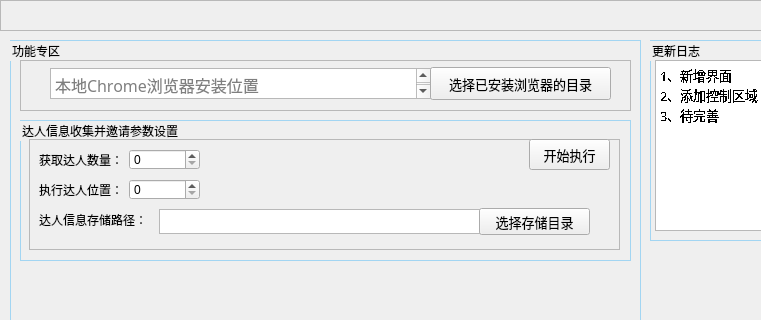
LiuYgG/douyin_i, file main_ui.ui: the form before one commit; both pictures show x 0 to 761 and y 0 to 320 of the 1251 by 896 pixel window.
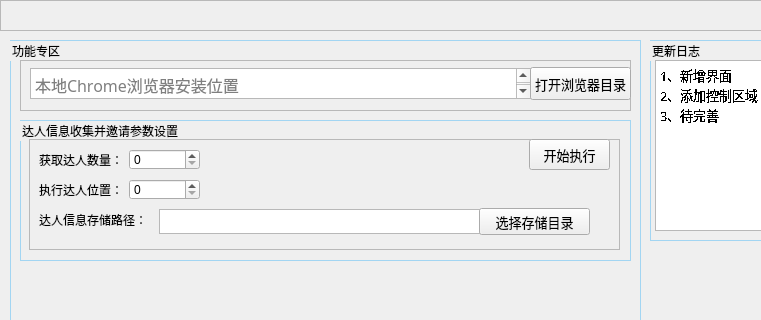
The form after the commit.

Diff of the .ui file:
```diff
--- a/main_ui.ui
+++ b/main_ui.ui
@@ -160,9 +160,9 @@
       </property>
       <property name="geometry">
        <rect>
-        <x>30</x>
+        <x>10</x>
         <y>8</y>
-        <width>381</width>
+        <width>501</width>
         <height>31</height>
        </rect>
       </property>
@@ -198,9 +198,9 @@
      <widget class="QPushButton" name="Choose_browser_path">
       <property name="geometry">
        <rect>
-        <x>410</x>
+        <x>510</x>
         <y>7</y>
-        <width>181</width>
+        <width>101</width>
         <height>33</height>
        </rect>
       </property>
@@ -214,7 +214,7 @@
        <string notr="true"/>
       </property>
       <property name="text">
-       <string>选择已安装浏览器的目录</string>
+       <string>打开浏览器目录</string>
       </property>
      </widget>
     </widget>
```
Left out of the diff: 188 changed lines with no effect on the pictures.
